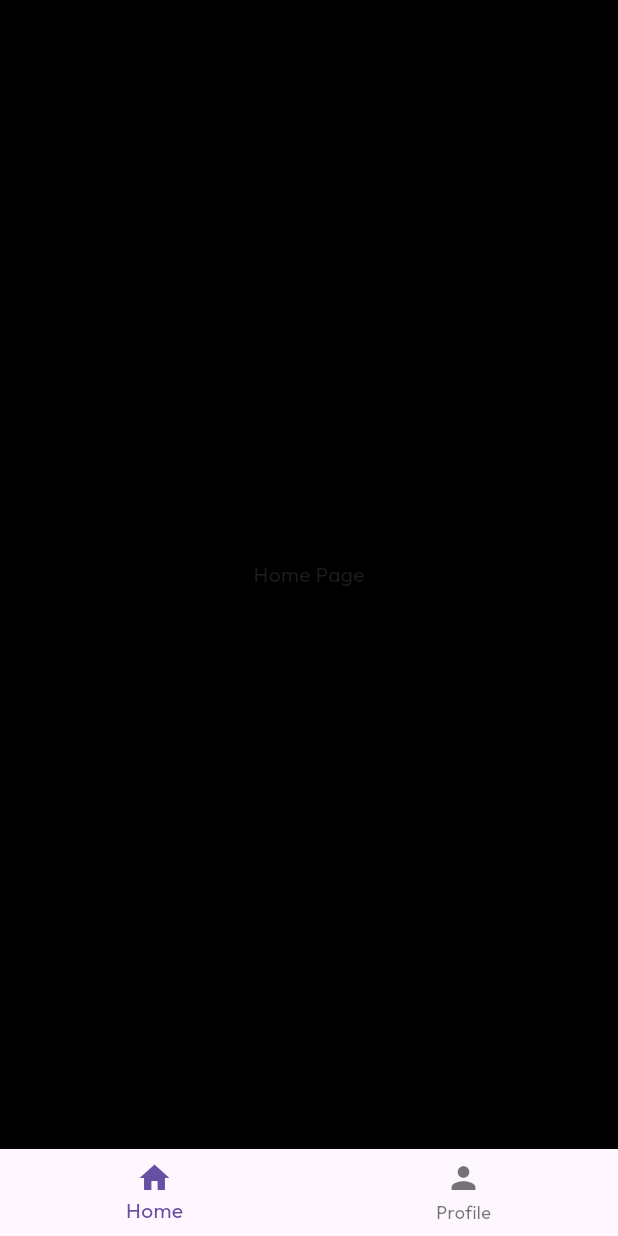
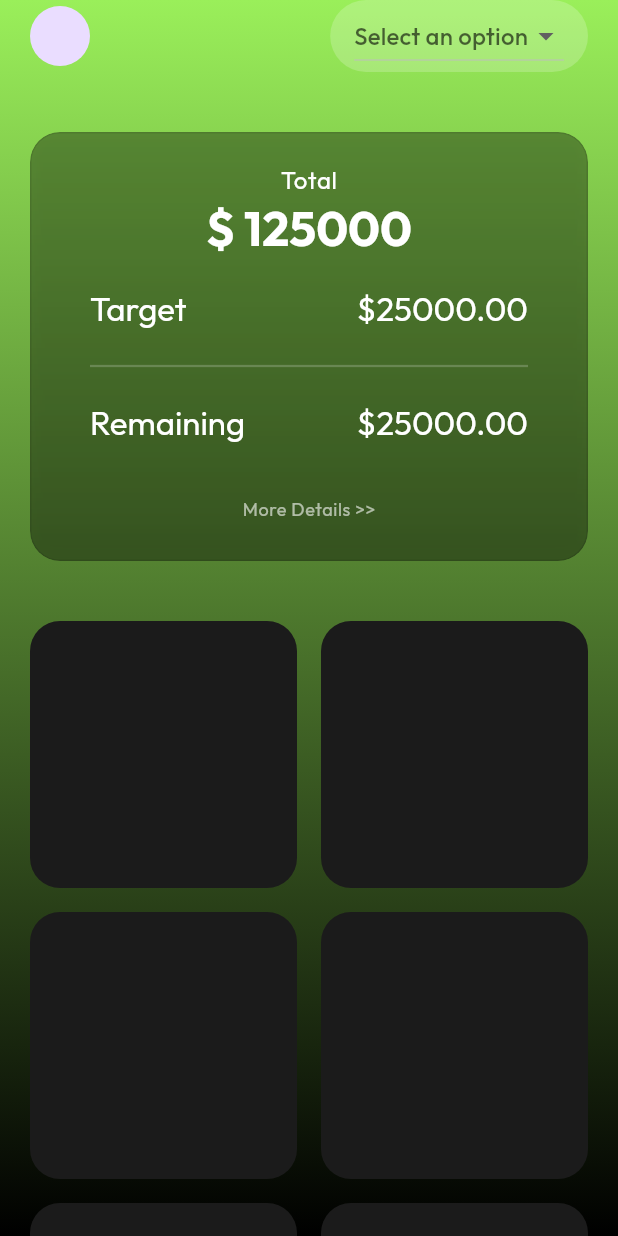
Before and after one commit to sugith10/bank-shots, a Flutter app: the screen it shows after launch, on a phone screen of 412 x 824 dp. Run offline on Flutter 3.47's test engine with Material 3 defaults, Android fonts, the phone set to English and light mode, and no system bars; our stand-ins replace awesome_extensions, gap, go_router.

Commit message:
feat: Complete Home UI
- Implemented the main layout for the Home screen.
- Added a glassmorphism effect to the card widget.
- Integrated a GridView.builder to display items in a grid format.
- Applied consistent padding and spacing using the gap package.
- Customized the theme to include new text styles and colors.

```diff
--- a/analysis_options.yaml
+++ b/analysis_options.yaml
@@ -22,7 +22,6 @@ linter:
   # producing the lint.
   rules:
     # avoid_print: false  # Uncomment to disable the `avoid_print` rule
-    # prefer_single_quotes: true  # Uncomment to enable the `prefer_single_quotes` rule
-
+    prefer_relative_imports: true
 # Additional information about this file can be found at
 # https://dart.dev/guides/language/analysis-options
--- a/lib/core/color/app_color.dart
+++ b/lib/core/color/app_color.dart
@@ -6,6 +6,8 @@ final class AppColor {
   static const fontPrimary = Colors.white;
   static const fontSecondary = Colors.grey;
   static const primary = Color(0xFF9AEF5A);
+  static const complementary = Color.fromARGB(255, 255, 255, 255);
   static const secondary = Color(0xFFFDDA27);
   static const tertiary = Color(0xFFE5E5E5);
+  static const card = Color.fromARGB(255, 27, 27, 27);
 }
--- /dev/null
+++ b/lib/core/const/app_padding.dart
@@ -0,0 +1,13 @@
+import 'package:flutter/material.dart';
+
+@immutable
+final class AppPadding {
+  const AppPadding._();
+  // Numbers
+  static const x40 = 40.0;
+  static const x20 = 20.0;
+  static const x16 = 16.0;
+
+  // UI Standards
+  static const home = x20;
+}
--- /dev/null
+++ b/lib/core/const/app_radius.dart
@@ -0,0 +1,10 @@
+final class AppRadius {
+  const AppRadius._();
+
+  // Numbers
+  static const x50 = 50.0;
+  static const x20 = 20.0;
+
+  // UI Standards
+  static const round = x50;
+}
--- /dev/null
+++ b/lib/core/formatter/amount_formatter.dart
@@ -0,0 +1,7 @@
+final class AmountFormatter {
+  AmountFormatter._();
+
+  static String addCountry(double amount) {
+    return '\$${amount.toStringAsFixed(2)}';
+  }
+}
--- a/lib/core/theme/app_theme.dart
+++ b/lib/core/theme/app_theme.dart
@@ -5,6 +5,8 @@ import '../color/app_color.dart';
 
 final class AppTheme {
   static final ThemeData theme = ThemeData(
+    primaryColor: AppColor.fontPrimary,
+    textTheme: const TextTheme(),
     scaffoldBackgroundColor: AppColor.scaffold,
     appBarTheme: const AppBarTheme(
       backgroundColor: AppColor.scaffold,
--- /dev/null
+++ b/lib/core/widgets/background_widget.dart
@@ -0,0 +1,30 @@
+import 'package:flutter/widgets.dart';
+
+import '../color/app_color.dart';
+
+final class BackgroundWidget extends StatelessWidget {
+  final Widget child;
+  const BackgroundWidget({
+    required this.child,
+    super.key,
+  });
+
+  @override
+  Widget build(BuildContext context) {
+    return Container(
+      height: double.maxFinite,
+      width: double.maxFinite,
+      decoration: BoxDecoration(
+        gradient: LinearGradient(
+          begin: Alignment.topCenter,
+          end: Alignment.bottomCenter,
+          colors: [
+            AppColor.primary,
+            AppColor.scaffold,
+          ],
+        ),
+      ),
+      child: child,
+    );
+  }
+}
--- /dev/null
+++ b/lib/core/widgets/glass_card_widget.dart
@@ -0,0 +1,40 @@
+import 'dart:ui';
+
+import 'package:flutter/material.dart';
+
+import '../const/app_radius.dart';
+
+final class GlassCardWidget extends StatelessWidget {
+  final Widget child;
+  const GlassCardWidget({
+    super.key,
+    required this.child,
+  });
+
+  @override
+  Widget build(BuildContext context) {
+    return ClipRRect(
+      borderRadius: BorderRadius.circular(AppRadius.x20),
+      child: BackdropFilter(
+        filter: ImageFilter.blur(sigmaX: 10, sigmaY: 10),
+        child: DecoratedBox(
+          decoration: BoxDecoration(
+            borderRadius: BorderRadius.circular(AppRadius.x20),
+            color: Colors.black.withOpacity(0.3),
+            boxShadow: [
+              BoxShadow(
+                color: Colors.black.withOpacity(0.1),
+                blurRadius: 10,
+                spreadRadius: 5,
+              ),
+            ],
+            border: Border.all(
+              color: Colors.black.withOpacity(0.1),
+            ),
+          ),
+          child: child,
+        ),
+      ),
+    );
+  }
+}
--- a/lib/features/navigation_menu/presentation/pages/main_navigation.dart
+++ b/lib/features/navigation_menu/presentation/pages/main_navigation.dart
@@ -1,16 +1,156 @@
-import 'package:bank_shots/features/goal/presentation/pages/home_page.dart';
+import 'package:awesome_extensions/awesome_extensions.dart';
 import 'package:flutter/material.dart';
+import 'package:gap/gap.dart';
 
-import '../widgets/navigation_bottom_bar.dart';
+import '../../../../core/color/app_color.dart';
+import '../../../../core/const/app_padding.dart';
+import '../../../../core/const/app_radius.dart';
+import '../../../../core/formatter/amount_formatter.dart';
+import '../../../../core/widgets/background_widget.dart';
+import '../../../../core/widgets/glass_card_widget.dart';
+import '../widgets/app_bar_widget.dart';
 
-class MainNavigation extends StatelessWidget {
+class MainNavigation extends StatefulWidget {
   const MainNavigation({super.key});
 
   @override
+  State<MainNavigation> createState() => _MainNavigationState();
+}
+
+class _MainNavigationState extends State<MainNavigation> {
+  @override
   Widget build(BuildContext context) {
-    return const Scaffold(
-      body: HomePage(),
-      bottomNavigationBar: NavigationBottomBar(),
+    return Scaffold(
+      body: BackgroundWidget(
+        child: SingleChildScrollView(
+          child: SafeArea(
+            child: Padding(
+              padding: const EdgeInsets.symmetric(horizontal: AppPadding.home),
+              child: Column(
+                children: [
+                  const AppBarWidget(),
+                  const Gap(40),
+                  //GlassCardWidget(),
+
+                  GlassCardWidget(
+                    // decoration: BoxDecoration(
+                    //   color: AppColor.card,
+                    //   borderRadius: BorderRadius.circular(AppRadius.x20),
+                    // ),
+                    child: Column(
+                      children: [
+                        Gap(20),
+                        Text(
+                          'Total',
+                          style: context.bodyLarge?.copyWith(
+                            color: Colors.white,
+                          ),
+                        ),
+                        Text(
+                          '\$ 125000',
+                          style: context.headlineLarge?.copyWith(
+                            color: Colors.white,
+                            fontWeight: FontWeight.bold,
+                          ),
+                        ),
+                        Gap(20),
+                        CardRow(
+                          title: 'Target',
+                          amount: 25000,
+                        ),
+                        Padding(
+                          padding: const EdgeInsets.symmetric(
+                            vertical: AppPadding.x16,
+                          ),
+                          child: Divider(
+                            color: Colors.white.withOpacity(0.2),
+                            thickness: 1.5,
+                            indent: 40,
+                            endIndent: 40,
+                          ),
+                        ),
+                        CardRow(
+                          title: 'Remaining',
+                          amount: 25000,
+                        ),
+                        Gap(20),
+                        TextButton(
+                          onPressed: () => null,
+                          child: Text(
+                            'More Details >>',
+                            style: context.bodySmall?.copyWith(
+                              color: Colors.white.withOpacity(0.6),
+                            ),
+                          ),
+                        ),
+                        Gap(10),
+                      ],
+                    ),
+                  ),
+                  Gap(40),
+                  GridView.builder(
+                      shrinkWrap:
+                          true, // Add this to prevent infinite height error
+                      physics:
+                          NeverScrollableScrollPhysics(), // Prevent scrolling inside SingleChildScrollView
+                      itemCount: 10,
+                      gridDelegate: SliverGridDelegateWithFixedCrossAxisCount(
+                        crossAxisCount: 2, // Number of columns
+                        crossAxisSpacing: 16.0, // Spacing between columns
+                        mainAxisSpacing: 16.0, // Spacing between rows
+                        childAspectRatio: 1.0, // Aspect ratio of each item
+                      ),
+                      itemBuilder: (context, index) {
+                        return Container(
+                          height: 200,
+                          width: 200,
+                          decoration: BoxDecoration(
+                            color: AppColor.card,
+                            borderRadius: BorderRadius.circular(AppRadius.x20),
+                          ),
+                        );
+                      }),
+                ],
+              ),
+            ),
+          ),
+        ),
+      ),
     );
   }
 }
+
+final class CardRow extends StatelessWidget {
+  final String title;
+  final double amount;
+  const CardRow({
+    required this.title,
+    required this.amount,
+    super.key,
+  });
+
+  @override
+  Widget build(BuildContext context) {
+    return Padding(
+      padding: const EdgeInsets.symmetric(horizontal: AppPadding.x40),
+      child: Row(
+        mainAxisAlignment: MainAxisAlignment.spaceBetween,
+        children: [
+          Text(
+            title,
+            style: context.titleLarge?.copyWith(
+              color: Colors.white,
+            ),
+          ),
+          Gap(10),
+          Text(
+            AmountFormatter.addCountry(amount),
+            style: context.titleLarge?.copyWith(
+              color: Colors.white,
+            ),
+          ),
+        ],
+      ),
+    );
+  }
+}
--- /dev/null
+++ b/lib/features/navigation_menu/presentation/widgets/app_bar_widget.dart
@@ -0,0 +1,51 @@
+import 'package:flutter/material.dart';
+
+import '../../../../core/const/app_padding.dart';
+import '../../../../core/const/app_radius.dart';
+
+final class AppBarWidget extends StatefulWidget {
+  const AppBarWidget({
+    super.key,
+  });
+
+  @override
+  State<AppBarWidget> createState() => _AppBarWidgetState();
+}
+
+class _AppBarWidgetState extends State<AppBarWidget> {
+  String? _selectedOption;
+  final List<String> _options = ['Option 1', 'Option 2', 'Option 3'];
+  @override
+  Widget build(BuildContext context) {
+    return Row(
+      children: [
+        CircleAvatar(),
+        Spacer(),
+        DecoratedBox(
+          decoration: BoxDecoration(
+            color: Colors.white.withOpacity(0.2),
+            borderRadius: BorderRadius.circular(AppRadius.round),
+          ),
+          child: Padding(
+            padding: const EdgeInsets.symmetric(horizontal: AppPadding.x16),
+            child: DropdownButton<String>(
+              value: _selectedOption,
+              hint: Text('Select an option'),
+              items: _options.map((String option) {
+                return DropdownMenuItem<String>(
+                  value: option,
+                  child: Text(option),
+                );
+              }).toList(),
+              onChanged: (String? newValue) {
+                setState(() {
+                  _selectedOption = newValue;
+                });
+              },
+            ),
+          ),
+        ),
+      ],
+    );
+  }
+}
--- a/pubspec.yaml
+++ b/pubspec.yaml
@@ -14,6 +14,7 @@ dependencies:
   flutter:
     sdk: flutter
   flutter_riverpod: ^2.5.1
+  gap: ^3.0.1
   go_router: ^14.2.8
 
 dev_dependencies:
```
Also changed, not shown: pubspec.lock.
